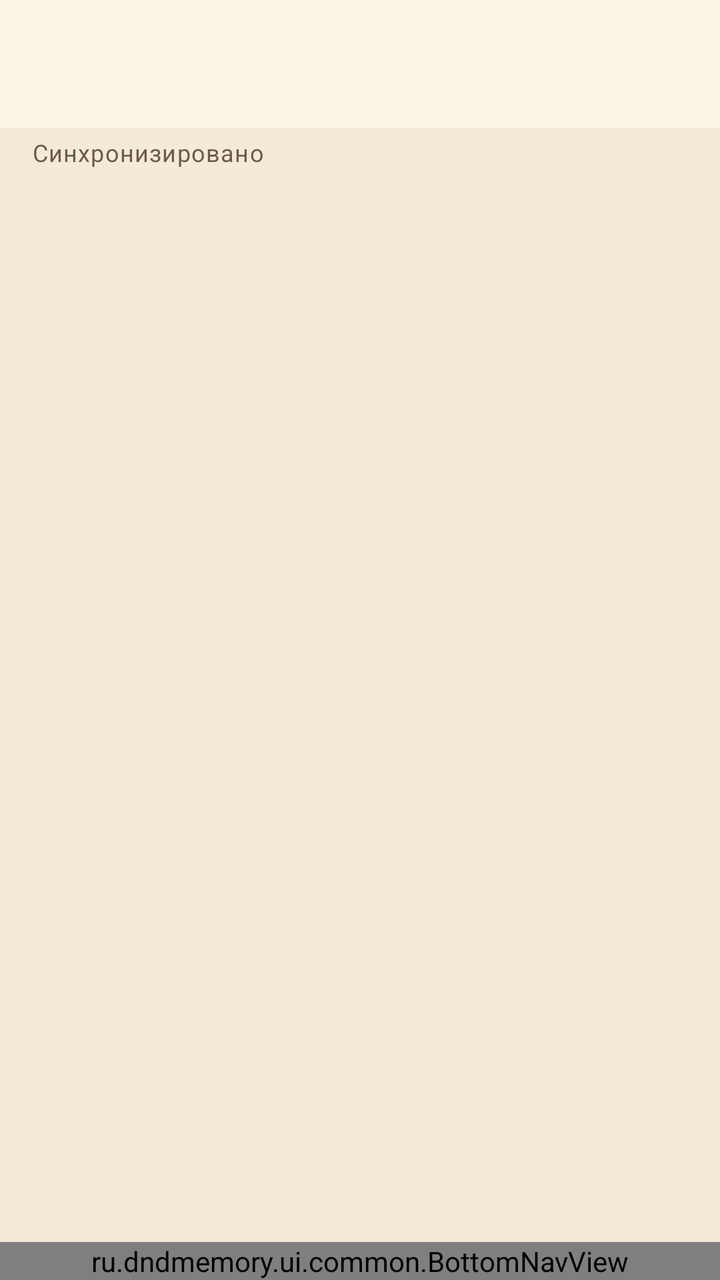
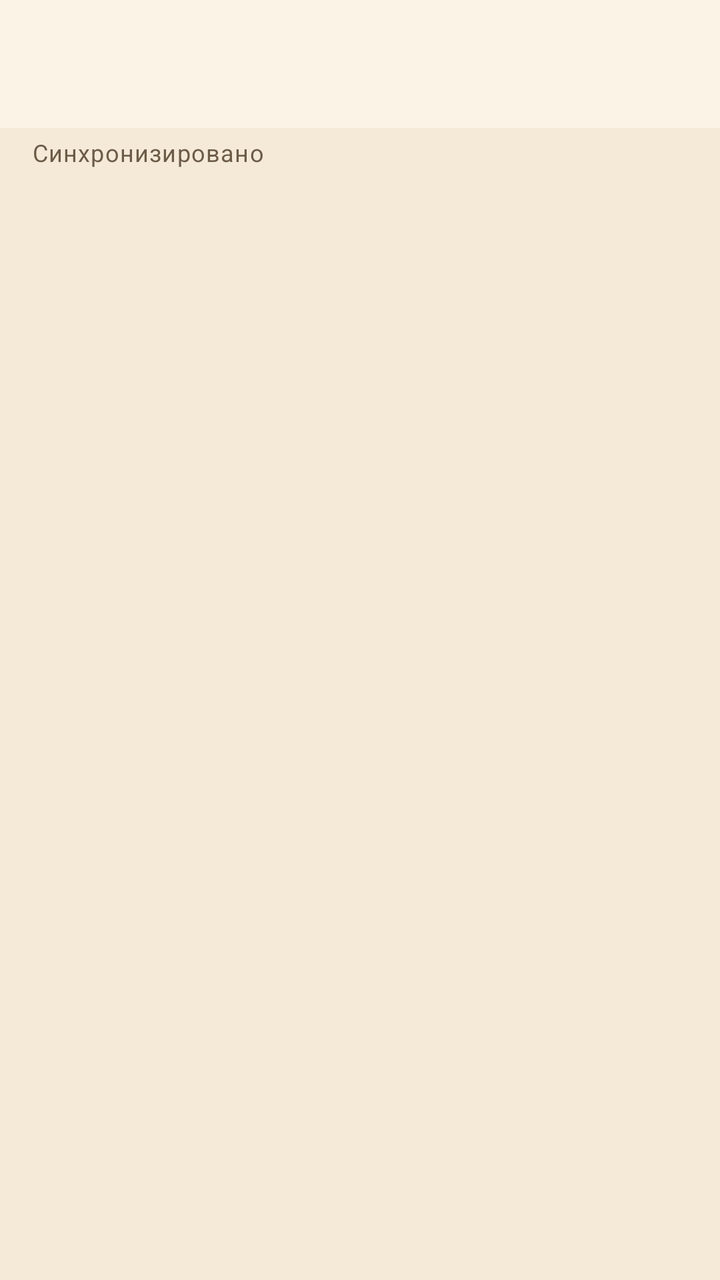

Compare the two renders of this Android layout. The source of the first and the diff that turns it into the second are given below.
<!-- AndroidManifest.xml: application theme Theme.DnDMemory -->
<!-- res/layout/activity_campaign.xml -->
<?xml version="1.0" encoding="utf-8"?>
<LinearLayout xmlns:android="http://schemas.android.com/apk/res/android"
    xmlns:app="http://schemas.android.com/apk/res-auto"
    android:layout_width="match_parent"
    android:layout_height="match_parent"
    android:orientation="vertical">

    <com.google.android.material.appbar.MaterialToolbar
        android:id="@+id/campaign_toolbar"
        style="@style/Widget.DnDMemory.Toolbar"
        android:layout_width="match_parent"
        android:layout_height="?attr/actionBarSize" />

    <TextView
        android:id="@+id/campaign_sync_status"
        android:layout_width="match_parent"
        android:layout_height="wrap_content"
        android:paddingStart="16dp"
        android:paddingTop="4dp"
        android:paddingEnd="16dp"
        android:paddingBottom="4dp"
        android:text="@string/sync_status_idle"
        android:textAppearance="?attr/textAppearanceBodySmall"
        android:textColor="@color/text_muted" />

    <ProgressBar
        android:id="@+id/campaign_progress"
        style="?android:attr/progressBarStyleHorizontal"
        android:layout_width="match_parent"
        android:layout_height="wrap_content"
        android:indeterminate="true"
        android:visibility="gone" />

    <androidx.viewpager2.widget.ViewPager2
        android:id="@+id/campaign_pager"
        android:layout_width="match_parent"
        android:layout_height="0dp"
        android:layout_weight="1" />

    <ru.dndmemory.ui.common.BottomNavView
        android:id="@+id/campaign_bottom"
        android:layout_width="match_parent"
        android:layout_height="wrap_content" />
</LinearLayout>
<!-- resources referenced by this layout -->
<resources>
  <color name="text_muted">#6B5B47</color>
  <string name="sync_status_idle">Синхронизировано</string>
  <style name="Widget.DnDMemory.Toolbar" parent="Widget.Material3.Toolbar">
          <item name="android:background">?attr/colorSurface</item>
          <item name="titleTextColor">?attr/colorOnSurface</item>
      </style>
  <style name="Theme.DnDMemory" parent="Theme.Material3.DayNight.NoActionBar">
          <item name="colorPrimary">@color/colorPrimary</item>
          <item name="colorPrimaryDark">@color/colorPrimaryDark</item>
          <item name="colorOnPrimary">@color/colorOnPrimary</item>
          <item name="colorPrimaryContainer">@color/colorPrimaryContainer</item>
          <item name="colorOnPrimaryContainer">@color/colorOnPrimaryContainer</item>
          <item name="colorSecondary">@color/colorSecondary</item>
          <item name="colorOnSecondary">@color/colorOnSecondary</item>
          <item name="colorSurface">@color/colorSurface</item>
          <item name="colorOnSurface">@color/colorOnSurface</item>
          <item name="colorSurfaceVariant">@color/colorSurfaceVariant</item>
          <item name="colorOnSurfaceVariant">@color/colorOnSurfaceVariant</item>
          <item name="android:colorBackground">@color/colorBackground</item>
          <item name="colorOnBackground">@color/colorOnBackground</item>
          <item name="colorError">@color/colorError</item>
          <item name="colorOnError">@color/colorOnError</item>
          <item name="colorOutline">@color/colorOutline</item>
          <item name="android:statusBarColor">@color/colorPrimaryDark</item>
          <item name="android:navigationBarColor">@color/colorBackground</item>
          <item name="android:windowBackground">@color/colorBackground</item>
      </style>
  <color name="colorPrimary">#8A6A3B</color>
  <color name="colorPrimaryDark">#5E4525</color>
  <color name="colorOnPrimary">#FFF7EA</color>
  <color name="colorPrimaryContainer">#EBDCC2</color>
  <color name="colorOnPrimaryContainer">#3A2A14</color>
  <color name="colorSecondary">#B98B2E</color>
  <color name="colorOnSecondary">#FFF8EA</color>
  <color name="colorSurface">#FBF4E6</color>
  <color name="colorOnSurface">#2A2118</color>
  <color name="colorSurfaceVariant">#EEE0C6</color>
  <color name="colorOnSurfaceVariant">#57493A</color>
  <color name="colorBackground">#F4EAD7</color>
  <color name="colorOnBackground">#2A2118</color>
  <color name="colorError">#A3231C</color>
  <color name="colorOnError">#FFFFFF</color>
  <color name="colorOutline">#8C7B63</color>
</resources>

<!-- the commit's change to res/layout/activity_campaign.xml (unified diff, before → after) -->
@@ -36,9 +36,4 @@
         android:layout_width="match_parent"
         android:layout_height="0dp"
         android:layout_weight="1" />
-
-    <ru.dndmemory.ui.common.BottomNavView
-        android:id="@+id/campaign_bottom"
-        android:layout_width="match_parent"
-        android:layout_height="wrap_content" />
 </LinearLayout>
